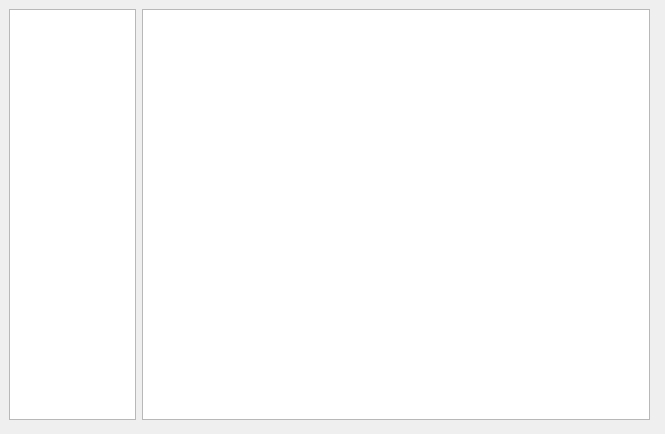
Qt form dia/bkespriteviewer.ui (BKEngine/Creator) before a commit.
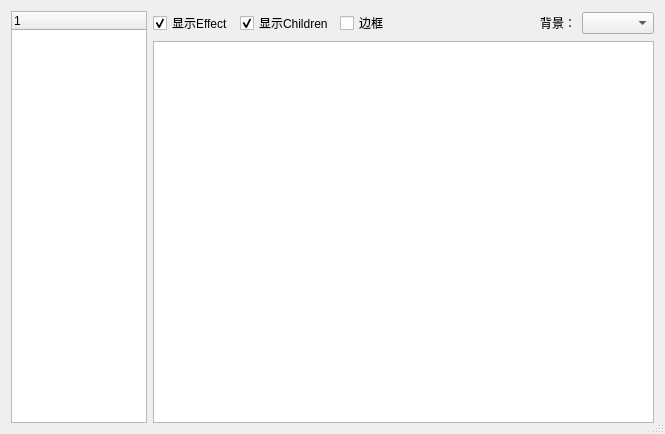
The same form after that commit.

Commit message: BkeSpriteViewer完成，暂时通过F6调用

```diff
--- a/dia/bkespriteviewer.ui
+++ b/dia/bkespriteviewer.ui
@@ -1,7 +1,10 @@
 <?xml version="1.0" encoding="UTF-8"?>
 <ui version="4.0">
  <class>BkeSpriteViewer</class>
- <widget class="QWidget" name="BkeSpriteViewer">
+ <widget class="QDialog" name="BkeSpriteViewer">
+  <property name="enabled">
+   <bool>true</bool>
+  </property>
   <property name="geometry">
    <rect>
     <x>0</x>
@@ -13,28 +16,143 @@
   <property name="windowTitle">
    <string>BkeSpriteViewer</string>
   </property>
-  <widget class="QWidget" name="horizontalLayoutWidget">
-   <property name="geometry">
-    <rect>
-     <x>9</x>
-     <y>9</y>
-     <width>641</width>
-     <height>411</height>
-    </rect>
-   </property>
-   <layout class="QHBoxLayout" name="horizontalLayout" stretch="1,4">
-    <item>
-     <widget class="QListWidget" name="listWidget"/>
-    </item>
-    <item>
-     <widget class="QGraphicsView" name="graphicsView">
-      <property name="cacheMode">
-       <set>QGraphicsView::CacheBackground</set>
+  <property name="sizeGripEnabled">
+   <bool>true</bool>
+  </property>
+  <layout class="QGridLayout" name="gridLayout">
+   <item row="0" column="0">
+    <widget class="QSplitter" name="splitter">
+     <property name="enabled">
+      <bool>true</bool>
+     </property>
+     <property name="orientation">
+      <enum>Qt::Horizontal</enum>
+     </property>
+     <property name="handleWidth">
+      <number>0</number>
+     </property>
+     <property name="childrenCollapsible">
+      <bool>false</bool>
+     </property>
+     <widget class="QTreeWidget" name="treeWidget">
+      <property name="enabled">
+       <bool>true</bool>
       </property>
+      <property name="font">
+       <font>
+        <kerning>false</kerning>
+       </font>
+      </property>
+      <property name="verticalScrollBarPolicy">
+       <enum>Qt::ScrollBarAsNeeded</enum>
+      </property>
+      <property name="horizontalScrollBarPolicy">
+       <enum>Qt::ScrollBarAlwaysOff</enum>
+      </property>
+      <property name="sizeAdjustPolicy">
+       <enum>QAbstractScrollArea::AdjustToContents</enum>
+      </property>
+      <property name="editTriggers">
+       <set>QAbstractItemView::NoEditTriggers</set>
+      </property>
+      <property name="alternatingRowColors">
+       <bool>true</bool>
+      </property>
+      <property name="textElideMode">
+       <enum>Qt::ElideNone</enum>
+      </property>
+      <property name="verticalScrollMode">
+       <enum>QAbstractItemView::ScrollPerPixel</enum>
+      </property>
+      <property name="indentation">
+       <number>12</number>
+      </property>
+      <attribute name="headerVisible">
+       <bool>true</bool>
+      </attribute>
+      <attribute name="headerStretchLastSection">
+       <bool>true</bool>
+      </attribute>
+      <column>
+       <property name="text">
+        <string notr="true">1</string>
+       </property>
+      </column>
      </widget>
-    </item>
-   </layout>
-  </widget>
+     <widget class="QWidget" name="">
+      <layout class="QVBoxLayout" name="verticalLayout">
+       <property name="leftMargin">
+        <number>6</number>
+       </property>
+       <item>
+        <layout class="QHBoxLayout" name="horizontalLayout_2">
+         <item>
+          <widget class="QCheckBox" name="checkBox">
+           <property name="text">
+            <string>显示Effect</string>
+           </property>
+           <property name="checked">
+            <bool>true</bool>
+           </property>
+          </widget>
+         </item>
+         <item>
+          <widget class="QCheckBox" name="checkBox_2">
+           <property name="text">
+            <string>显示Children</string>
+           </property>
+           <property name="checked">
+            <bool>true</bool>
+           </property>
+          </widget>
+         </item>
+         <item>
+          <widget class="QCheckBox" name="checkBox_3">
+           <property name="text">
+            <string>边框</string>
+           </property>
+          </widget>
+         </item>
+         <item>
+          <spacer name="horizontalSpacer">
+           <property name="orientation">
+            <enum>Qt::Horizontal</enum>
+           </property>
+           <property name="sizeType">
+            <enum>QSizePolicy::MinimumExpanding</enum>
+           </property>
+           <property name="sizeHint" stdset="0">
+            <size>
+             <width>10</width>
+             <height>20</height>
+            </size>
+           </property>
+          </spacer>
+         </item>
+         <item>
+          <widget class="QLabel" name="label">
+           <property name="text">
+            <string>背景：</string>
+           </property>
+          </widget>
+         </item>
+         <item>
+          <widget class="QComboBox" name="comboBox">
+           <property name="currentIndex">
+            <number>-1</number>
+           </property>
+          </widget>
+         </item>
+        </layout>
+       </item>
+       <item>
+        <widget class="QGraphicsView" name="graphicsView"/>
+       </item>
+      </layout>
+     </widget>
+    </widget>
+   </item>
+  </layout>
  </widget>
  <resources/>
  <connections/>
```
The commit also changes 13 other files.
